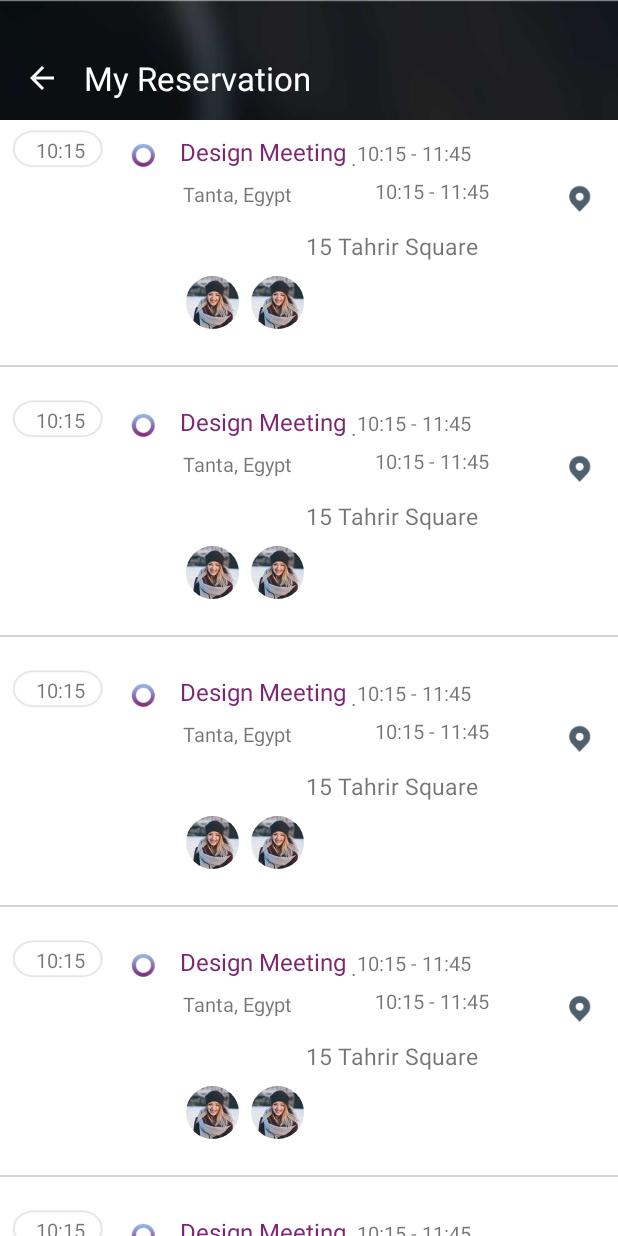
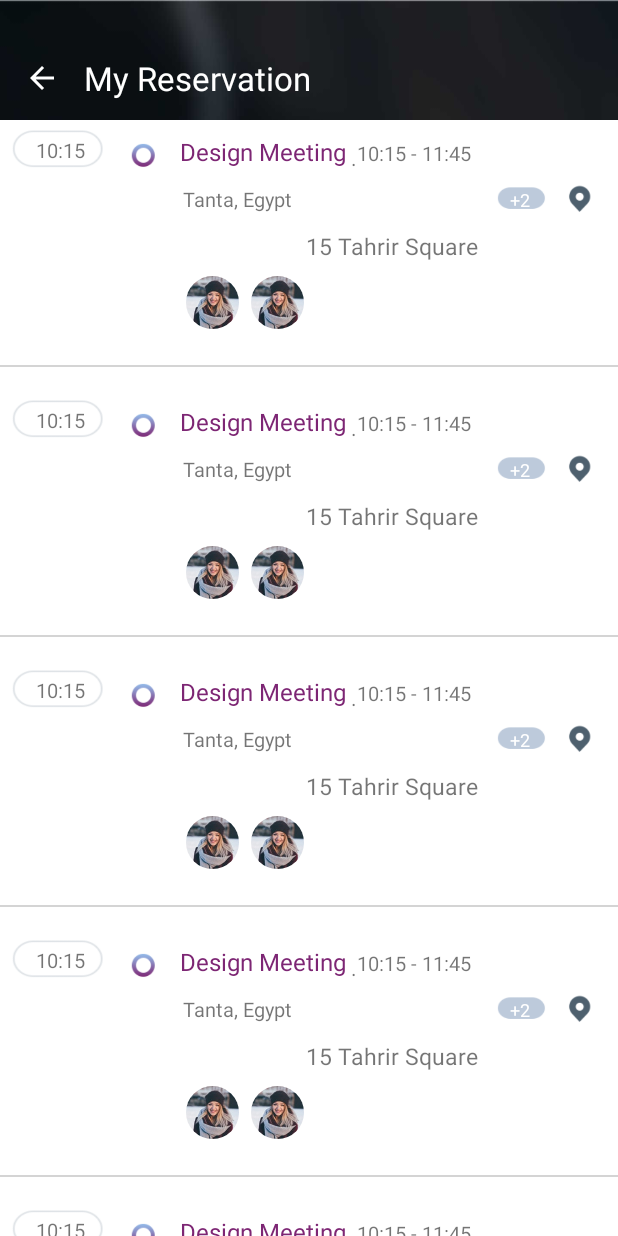
Before and after one commit to aartisoft/Bella, an Android app: the screen it shows after launch (MyReservationActivity), on a phone screen of 412 x 824 dp. Run offline under Robolectric (Android 15) with nearby library versions, the phone set to English and light mode, and no system bars; our stand-ins replace ButterKnife, CircleImageView, Dagger/Hilt's generated code; libraries missing offline, so code that uses them is left out: com.prolificinteractive.materialcalendarview, uk.co.chrisjenx; plain views replace MaterialCalendarView; 10 statements that could not run were skipped.

Commit message:
Finishing design basicsI

```diff
--- a/app/src/main/res/layout/my_reservation_recycler_view_item.xml
+++ b/app/src/main/res/layout/my_reservation_recycler_view_item.xml
@@ -59,27 +59,27 @@
             <LinearLayout
                 android:layout_width="match_parent"
                 android:layout_height="wrap_content"
-                android:orientation="horizontal"
                 android:layout_marginTop="5dp"
-                >
+                android:gravity="center"
+                android:orientation="horizontal">
 
                 <TextView
                     android:layout_width="wrap_content"
                     android:layout_height="wrap_content"
                     android:layout_marginStart="2dp"
-                    android:layout_marginTop="2dp"
                     android:layout_weight="1"
                     android:text="Tanta, Egypt"
                     android:textSize="13dp" />
 
                 <TextView
-                    android:layout_width="wrap_content"
-                    android:layout_height="wrap_content"
+                    android:layout_width="50dp"
+                    android:layout_height="30dp"
                     android:layout_marginStart="10dp"
-                    android:layout_weight="1"
-                    android:text="10:15 - 11:45"
-                    android:textSize="13dp"
-
+                    android:background="@drawable/bg2"
+                    android:gravity="center"
+                    android:text="+2"
+                    android:textSize="12dp"
+                    android:textColor="@android:color/white"
                     />
 
 
@@ -93,18 +93,16 @@
             <TextView
                 android:layout_width="match_parent"
                 android:layout_height="wrap_content"
+                android:layout_marginTop="5dp"
                 android:gravity="center"
                 android:text="15 Tahrir Square"
-                android:textSize="15dp"
-                android:layout_marginTop="5dp"
-                />
+                android:textSize="15dp" />
 
             <LinearLayout
                 android:layout_width="match_parent"
                 android:layout_height="wrap_content"
-                android:orientation="horizontal"
                 android:layout_marginTop="5dp"
-                >
+                android:orientation="horizontal">
 
                 <de.hdodenhof.circleimageview.CircleImageView
                     android:layout_width="35dp"
```
Also changed, not shown: app/src/main/res/drawable/bg2.png (added).
